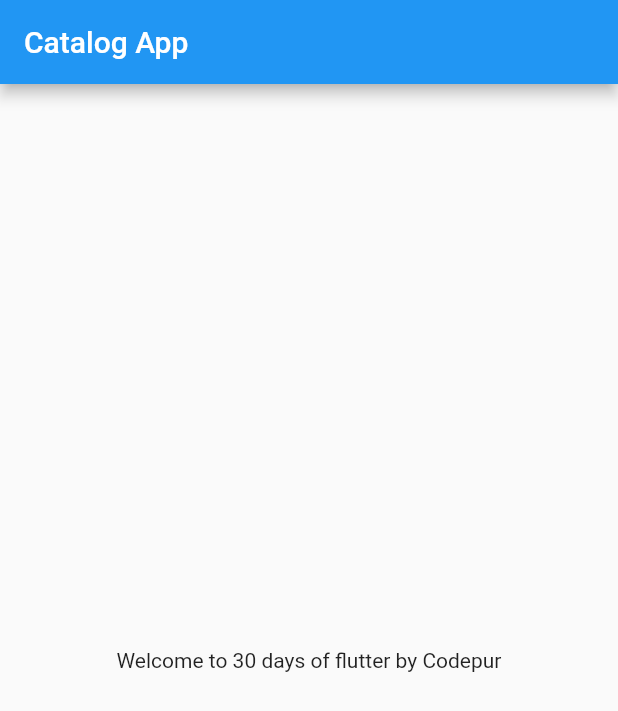
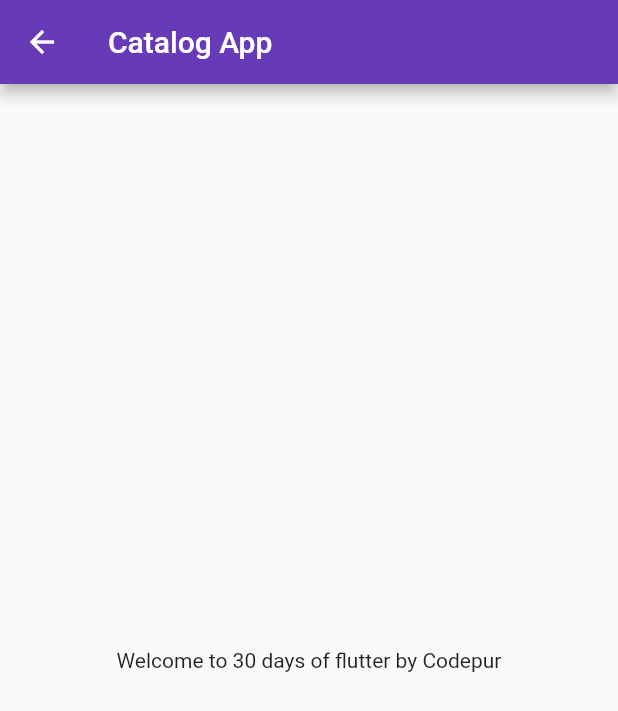
Before and after one commit to karimco1995/30DaysOfFlutter, a Flutter app: the screen it shows after launch, on a phone screen of 412 x 824 dp. Shown: the top 711 px of the screen. Run offline on Flutter 3.47's test engine with Material 2 defaults, Android fonts, the phone set to English and light mode, and no system bars.

Commit message:
Day 3 completed

```diff
--- a/lib/main.dart
+++ b/lib/main.dart
@@ -1,5 +1,6 @@
 import 'package:flutter/material.dart';
-import 'package:flutter_catalog/home_page.dart';
+import 'package:flutter_catalog/pages/home_page.dart';
+import 'package:flutter_catalog/pages/login_page.dart';
 
 void main() {
   runApp(MyApp());
@@ -8,9 +9,18 @@ void main() {
 class MyApp extends StatelessWidget {
   @override
   Widget build(BuildContext context) {
-
     return MaterialApp(
-      home: HomePage(),
+      themeMode: ThemeMode.light,
+      theme: ThemeData(primarySwatch: Colors.deepPurple),
+      darkTheme: ThemeData(
+        brightness: Brightness.dark,
+      ),
+      initialRoute: "/home",
+      routes: {
+        "/": (context) => LoginPage(),
+        "/home": (context) => HomePage(),
+        "/login": (context) => LoginPage()
+      },
     );
   }
 }
```
Also changed, not shown: lib/pages/login_page.dart (added, +20 -0 lines), lib/pages/home_page.dart (renamed from lib/home_page.dart).
